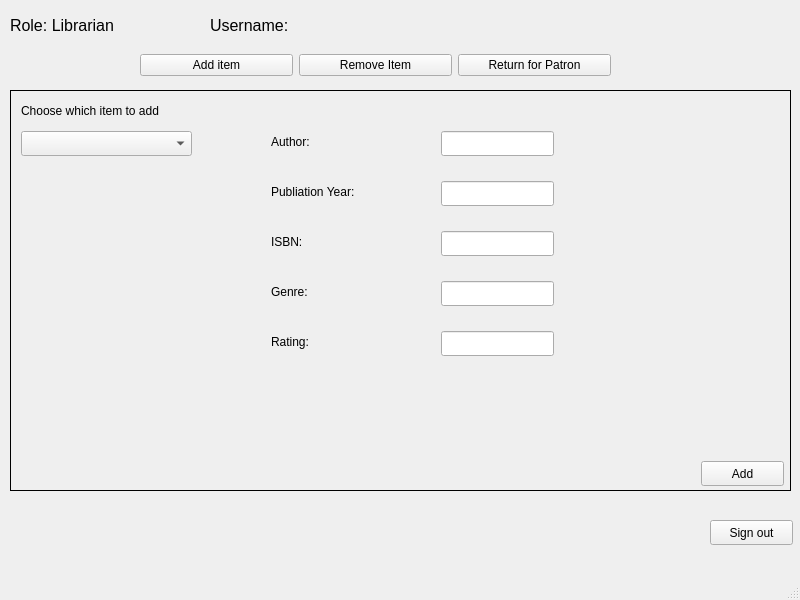
Qt form testProject/librarianwindow.ui (PhiPham1507/HinLIBS) before a commit.
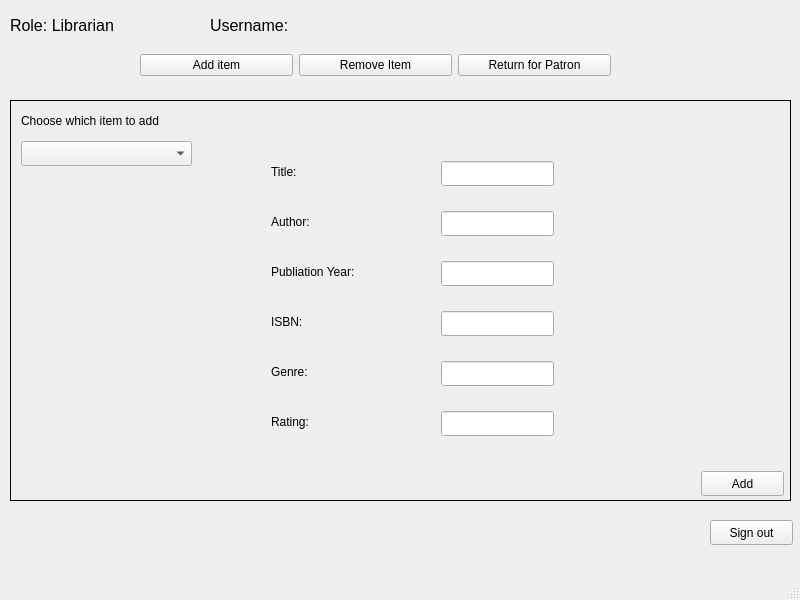
The same form after that commit. The open tabs and pages were chosen to show the change.

Diff of the .ui file:
```diff
--- a/testProject/librarianwindow.ui
+++ b/testProject/librarianwindow.ui
@@ -63,7 +63,7 @@
     <property name="geometry">
      <rect>
       <x>10</x>
-      <y>90</y>
+      <y>100</y>
       <width>781</width>
       <height>401</height>
      </rect>
@@ -132,7 +132,7 @@
       <property name="geometry">
        <rect>
         <x>430</x>
-        <y>40</y>
+        <y>110</y>
         <width>113</width>
         <height>25</height>
        </rect>
@@ -142,7 +142,7 @@
       <property name="geometry">
        <rect>
         <x>260</x>
-        <y>40</y>
+        <y>110</y>
         <width>131</width>
         <height>21</height>
        </rect>
@@ -155,7 +155,7 @@
       <property name="geometry">
        <rect>
         <x>260</x>
-        <y>90</y>
+        <y>160</y>
         <width>131</width>
         <height>21</height>
        </rect>
@@ -168,7 +168,7 @@
       <property name="geometry">
        <rect>
         <x>260</x>
-        <y>140</y>
+        <y>210</y>
         <width>131</width>
         <height>21</height>
        </rect>
@@ -181,7 +181,7 @@
       <property name="geometry">
        <rect>
         <x>430</x>
-        <y>90</y>
+        <y>160</y>
         <width>113</width>
         <height>25</height>
        </rect>
@@ -191,7 +191,7 @@
       <property name="geometry">
        <rect>
         <x>430</x>
-        <y>140</y>
+        <y>210</y>
         <width>113</width>
         <height>25</height>
        </rect>
@@ -201,9 +201,9 @@
       <property name="geometry">
        <rect>
         <x>260</x>
-        <y>170</y>
+        <y>240</y>
         <width>371</width>
-        <height>191</height>
+        <height>131</height>
        </rect>
       </property>
       <property name="currentIndex">
@@ -403,6 +403,29 @@
        <string>Add</string>
       </property>
      </widget>
+     <widget class="QLabel" name="titleLabel">
+      <property name="geometry">
+       <rect>
+        <x>260</x>
+        <y>60</y>
+        <width>131</width>
+        <height>21</height>
+       </rect>
+      </property>
+      <property name="text">
+       <string>Title:</string>
+      </property>
+     </widget>
+     <widget class="QLineEdit" name="titleInput">
+      <property name="geometry">
+       <rect>
+        <x>430</x>
+        <y>60</y>
+        <width>113</width>
+        <height>25</height>
+       </rect>
+      </property>
+     </widget>
     </widget>
     <widget class="QWidget" name="removeItemPage">
      <widget class="QListWidget" name="catalogueDisplay">
```
Left out of the diff: 23 changed lines with no effect on the pictures.
